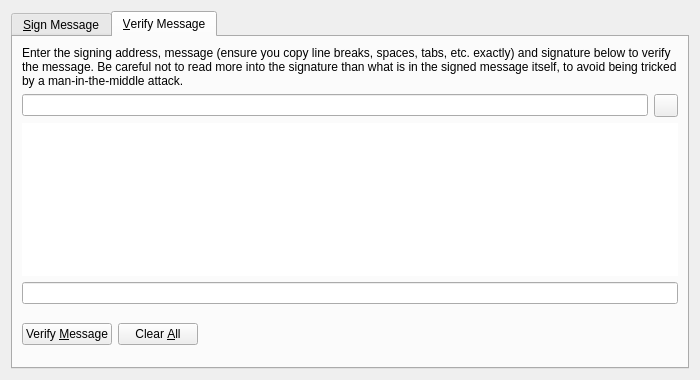
First picture: the form in src/qt/forms/signverifymessagedialog.ui, repository sicXnull/test, before the edit.
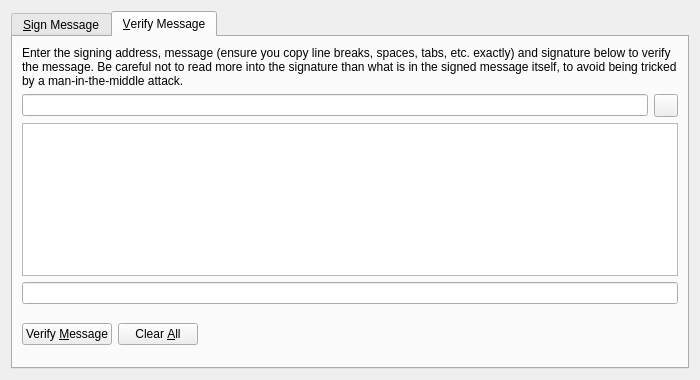
Second picture: the form after the edit. The open tabs and pages were chosen to show the change. Icons and pictures are not drawn. Custom widgets are drawn as their Qt base class.

Diff of the .ui file:
```diff
--- a/src/qt/forms/signverifymessagedialog.ui
+++ b/src/qt/forms/signverifymessagedialog.ui
@@ -256,11 +256,7 @@
         </layout>
        </item>
        <item>
-        <widget class="QPlainTextEdit" name="messageIn_VM">
-         <property name="styleSheet">
-          <string notr="true">border:0;</string>
-         </property>
-        </widget>
+        <widget class="QPlainTextEdit" name="messageIn_VM"/>
        </item>
        <item>
         <widget class="QValidatedLineEdit" name="signatureIn_VM"/>
```
Left out of the diff: 18 changed lines with no effect on the pictures.
